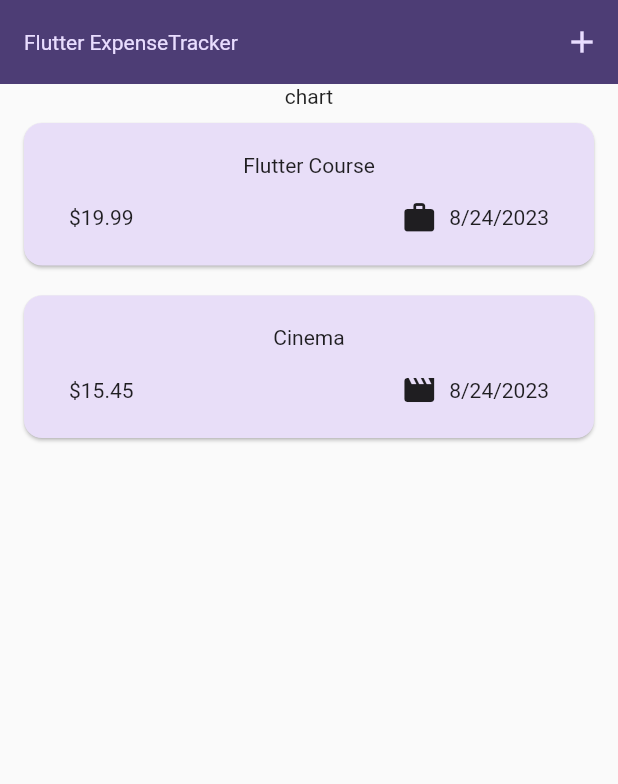
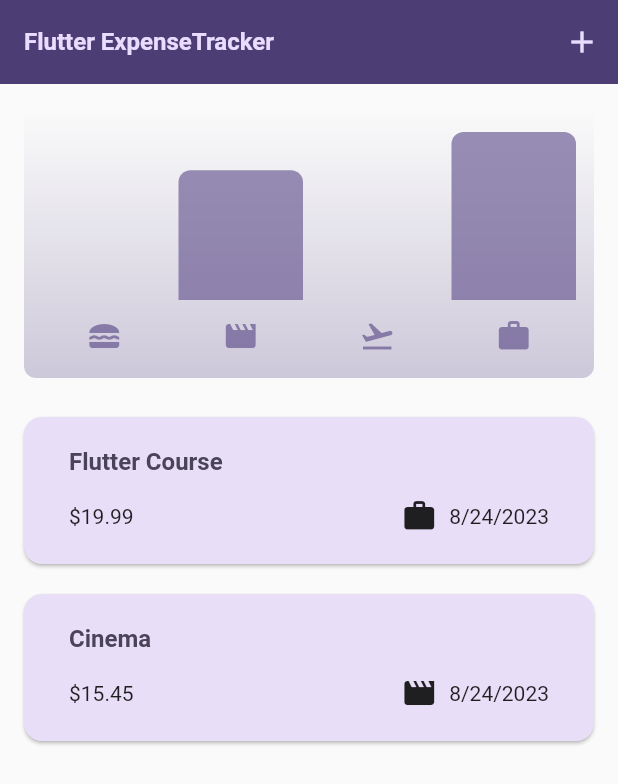
Before and after one commit to Gurjantrandahwa/expense_tracker_flutter_app, a Flutter app: the screen it shows after launch, on a phone screen of 412 x 824 dp. Shown: the top 784 px of the screen. Run offline on Flutter 3.47's test engine with Material 2 defaults, Android fonts, the phone set to English and light mode, and no system bars.

Commit message:
expense tracker app implemented

```diff
--- a/lib/main.dart
+++ b/lib/main.dart
@@ -5,8 +5,27 @@ var kColorScheme = ColorScheme.fromSeed(
   seedColor: const Color.fromARGB(255, 96, 59, 181),
 );
 
+var kDarkColorScheme = ColorScheme.fromSeed(
+  brightness: Brightness.dark,
+  seedColor: const Color.fromARGB(255, 5, 99, 125),
+);
+
 void main() {
   runApp(MaterialApp(
+    darkTheme: ThemeData.dark().copyWith(
+      useMaterial3: true,
+      colorScheme: kDarkColorScheme,
+      cardTheme: const CardTheme().copyWith(
+        color: kDarkColorScheme.secondaryContainer,
+        margin: const EdgeInsets.symmetric(horizontal: 16, vertical: 10),
+      ),
+      elevatedButtonTheme: ElevatedButtonThemeData(
+        style: ElevatedButton.styleFrom(
+            backgroundColor: kDarkColorScheme.primaryContainer,
+            foregroundColor: kDarkColorScheme.onPrimaryContainer),
+      ),
+    ),
+
     theme: ThemeData().copyWith(
         useMaterial3: true,
         colorScheme: kColorScheme,
@@ -24,11 +43,12 @@ void main() {
         ),
         textTheme: ThemeData().textTheme.copyWith(
               titleLarge: TextStyle(
-                fontWeight: FontWeight.normal,
+                fontWeight: FontWeight.bold,
                 color: kColorScheme.onSecondaryContainer,
-                fontSize: 14,
+                fontSize: 16,
               ),
             )),
+    // themeMode: ThemeMode.system,
     home: const Expenses(),
   ));
 }
--- a/lib/models/expense.dart
+++ b/lib/models/expense.dart
@@ -2,18 +2,18 @@ import 'package:flutter/material.dart';
 import 'package:uuid/uuid.dart';
 import 'package:intl/intl.dart';
 
-final formatter= DateFormat.yMd();
+final formatter = DateFormat.yMd();
 const uuid = Uuid();
 
 enum Category { food, travel, leisure, work }
 
-const categoryIcons ={
+const categoryIcons = {
   Category.food: Icons.lunch_dining,
   Category.travel: Icons.flight_takeoff,
   Category.leisure: Icons.movie,
   Category.work: Icons.work,
+};
 
-};
 class Expense {
   Expense({
     required this.title,
@@ -28,7 +28,30 @@ class Expense {
   final DateTime date;
   final Category category;
 
-  get formattedDate{
+  get formattedDate {
     return formatter.format(date);
   }
 }
+
+class ExpenseBucket {
+  const ExpenseBucket({
+    required this.category,
+    required this.expenses,
+  });
+
+  ExpenseBucket.forCategory(List<Expense> allExpenses, this.category)
+      : expenses = allExpenses
+            .where((expense) => expense.category == category)
+            .toList();
+
+  final Category category;
+  final List<Expense> expenses;
+
+  double get totalExpenses {
+    double sum = 0;
+    for (final expense in expenses) {
+      sum = sum + expense.amount;
+    }
+    return sum;
+  }
+}
--- /dev/null
+++ b/lib/widgets/chart/chart.dart
@@ -0,0 +1,94 @@
+import 'package:flutter/material.dart';
+import 'package:expence_tracker_app/models/expense.dart';
+import 'package:expence_tracker_app/widgets/chart/chart_bar.dart';
+
+class Chart extends StatelessWidget {
+  const Chart({super.key, required this.expenses});
+
+  final List<Expense> expenses;
+
+  List<ExpenseBucket> get buckets {
+    return [
+      ExpenseBucket.forCategory(expenses, Category.food),
+      ExpenseBucket.forCategory(expenses, Category.leisure),
+      ExpenseBucket.forCategory(expenses, Category.travel),
+      ExpenseBucket.forCategory(expenses, Category.work),
+    ];
+  }
+
+  double get maxTotalExpense {
+    double maxTotalExpense = 0;
+
+    for (final bucket in buckets) {
+      if (bucket.totalExpenses > maxTotalExpense) {
+        maxTotalExpense = bucket.totalExpenses;
+      }
+    }
+
+    return maxTotalExpense;
+  }
+
+  @override
+  Widget build(BuildContext context) {
+    final isDarkMode =
+        MediaQuery.of(context).platformBrightness == Brightness.dark;
+    return Container(
+      margin: const EdgeInsets.all(16),
+      padding: const EdgeInsets.symmetric(
+        vertical: 16,
+        horizontal: 8,
+      ),
+      width: double.infinity,
+      height: 180,
+      decoration: BoxDecoration(
+        borderRadius: BorderRadius.circular(8),
+        gradient: LinearGradient(
+          colors: [
+            Theme.of(context).colorScheme.primary.withOpacity(0.3),
+            Theme.of(context).colorScheme.primary.withOpacity(0.0)
+          ],
+          begin: Alignment.bottomCenter,
+          end: Alignment.topCenter,
+        ),
+      ),
+      child: Column(
+        children: [
+          Expanded(
+            child: Row(
+              crossAxisAlignment: CrossAxisAlignment.end,
+              children: [
+                for (final bucket in buckets) // alternative to map()
+                  ChartBar(
+                    fill: bucket.totalExpenses == 0
+                        ? 0
+                        : bucket.totalExpenses / maxTotalExpense,
+                  )
+              ],
+            ),
+          ),
+          const SizedBox(height: 12),
+          Row(
+            children: buckets
+                .map(
+                  (bucket) => Expanded(
+                    child: Padding(
+                      padding: const EdgeInsets.symmetric(horizontal: 4),
+                      child: Icon(
+                        categoryIcons[bucket.category],
+                        color: isDarkMode
+                            ? Theme.of(context).colorScheme.secondary
+                            : Theme.of(context)
+                                .colorScheme
+                                .primary
+                                .withOpacity(0.7),
+                      ),
+                    ),
+                  ),
+                )
+                .toList(),
+          )
+        ],
+      ),
+    );
+  }
+}
--- /dev/null
+++ b/lib/widgets/chart/chart_bar.dart
@@ -0,0 +1,34 @@
+import 'package:flutter/material.dart';
+
+class ChartBar extends StatelessWidget {
+  const ChartBar({
+    super.key,
+    required this.fill,
+  });
+
+  final double fill;
+
+  @override
+  Widget build(BuildContext context) {
+    final isDarkMode =
+        MediaQuery.of(context).platformBrightness == Brightness.dark;
+    return Expanded(
+      child: Padding(
+        padding: const EdgeInsets.symmetric(horizontal: 4),
+        child: FractionallySizedBox(
+          heightFactor: fill,
+          child: DecoratedBox(
+            decoration: BoxDecoration(
+              shape: BoxShape.rectangle,
+              borderRadius:
+              const BorderRadius.vertical(top: Radius.circular(8)),
+              color: isDarkMode
+                  ? Theme.of(context).colorScheme.secondary
+                  : Theme.of(context).colorScheme.primary.withOpacity(0.65),
+            ),
+          ),
+        ),
+      ),
+    );
+  }
+}
--- a/lib/widgets/expenses.dart
+++ b/lib/widgets/expenses.dart
@@ -1,4 +1,5 @@
 import 'package:expence_tracker_app/models/expense.dart';
+import 'package:expence_tracker_app/widgets/chart/chart.dart';
 import 'package:expence_tracker_app/widgets/expenses_list/expenses_list.dart';
 import 'package:expence_tracker_app/widgets/new_expense.dart';
 import 'package:flutter/material.dart';
@@ -81,7 +82,10 @@ class _ExpensesState extends State<Expenses> {
         ],
       ),
       body: Column(
-        children: [const Text("chart"), Expanded(child: mainContent)],
+        children: [
+          Chart(expenses: _registeredExpenses),
+          Expanded(child: mainContent)
+        ],
       ),
     );
   }
--- a/lib/widgets/expenses_list/expense_item.dart
+++ b/lib/widgets/expenses_list/expense_item.dart
@@ -12,8 +12,12 @@ class ExpenseItem extends StatelessWidget {
       child: Padding(
         padding: const EdgeInsets.symmetric(horizontal: 30, vertical: 20),
         child: Column(
+          crossAxisAlignment: CrossAxisAlignment.start,
           children: [
-            Text(expense.title),
+            Text(
+              expense.title,
+              style: Theme.of(context).textTheme.titleLarge,
+            ),
             const SizedBox(height: 15),
             Row(
               children: [
--- a/lib/widgets/expenses_list/expenses_list.dart
+++ b/lib/widgets/expenses_list/expenses_list.dart
@@ -17,10 +17,16 @@ class ExpensesList extends StatelessWidget {
         itemBuilder: (context, index) {
           return Dismissible(
             key: ValueKey(expenses[index]),
+            background: Container(
+              color: Theme.of(context).colorScheme.error.withOpacity(0.5),
+              margin: EdgeInsets.symmetric(
+                  horizontal: Theme.of(context).cardTheme.margin!.horizontal),
+            ),
             onDismissed: (direction) {
               onRemoveExpense(expenses[index]);
             },
-            child: ExpenseItem(expenses[index],
+            child: ExpenseItem(
+              expenses[index],
             ),
           );
         });
```
